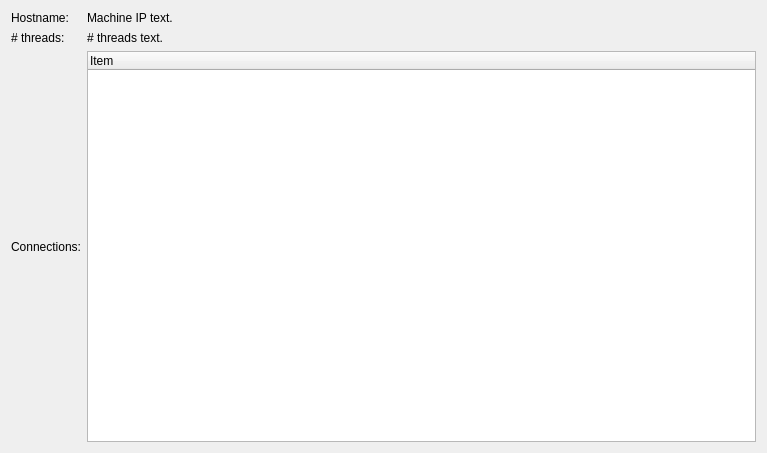
juj/kNet, file ui/NetworkDialog.ui: the form before one commit.
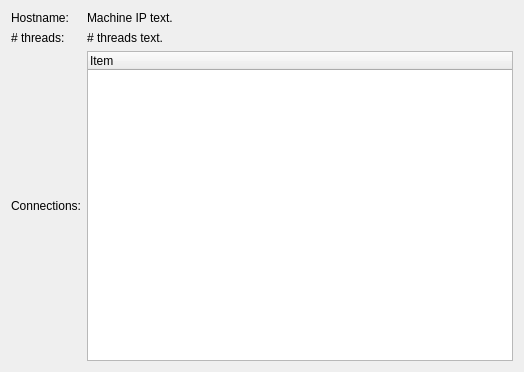
The form after the commit.

```diff
--- a/ui/NetworkDialog.ui
+++ b/ui/NetworkDialog.ui
@@ -6,8 +6,8 @@
    <rect>
     <x>0</x>
     <y>0</y>
-    <width>767</width>
-    <height>453</height>
+    <width>524</width>
+    <height>372</height>
    </rect>
   </property>
   <property name="windowTitle">
@@ -23,7 +23,7 @@
        </property>
       </widget>
      </item>
-     <item row="0" column="2">
+     <item row="0" column="1">
       <widget class="QLabel" name="machineIP">
        <property name="text">
         <string>Machine IP text.</string>
@@ -37,7 +37,7 @@
        </property>
       </widget>
      </item>
-     <item row="2" column="2">
+     <item row="2" column="1">
       <widget class="QTreeWidget" name="connectionsTree">
        <column>
         <property name="text">
@@ -53,7 +53,7 @@
        </property>
       </widget>
      </item>
-     <item row="1" column="2">
+     <item row="1" column="1">
       <widget class="QLabel" name="numRunningThreads">
        <property name="text">
         <string># threads text.</string>
```
Left out of the diff: 4 changed lines with no effect on the pictures.
